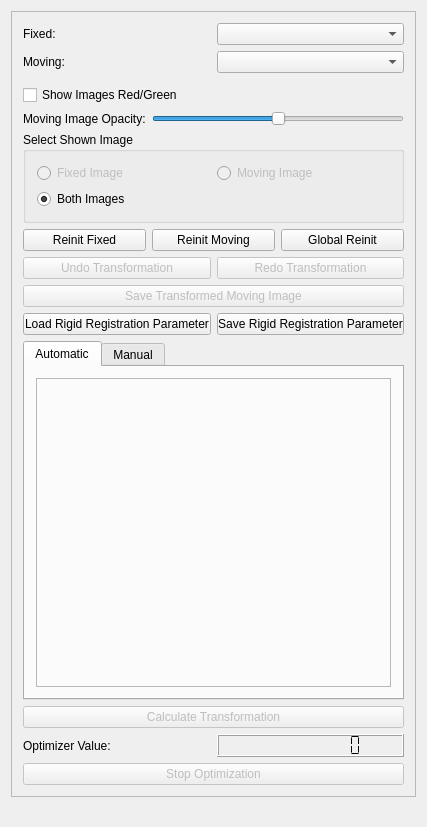
Qt form Modules/Bundles/org.mitk.gui.qt.rigidregistration/src/internal/QmitkRigidRegistrationViewControls.ui (MITK/MITK) before a commit.
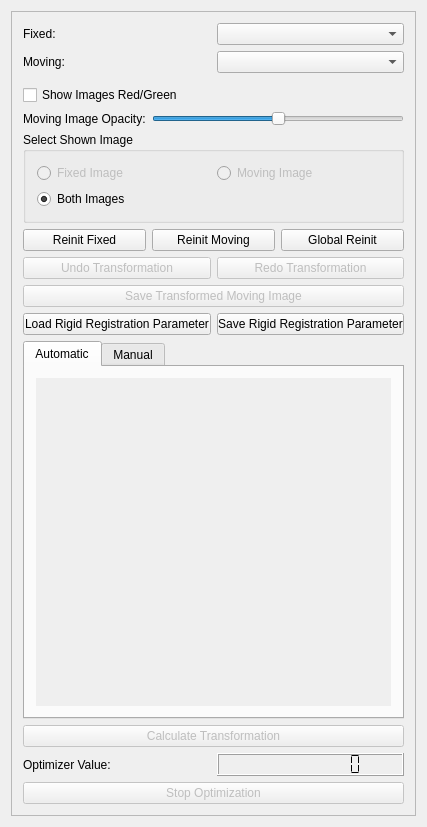
The same form after that commit. Custom widgets are drawn as their Qt base class.

Patch:
```diff
--- a/Modules/Bundles/org.mitk.gui.qt.rigidregistration/src/internal/QmitkRigidRegistrationViewControls.ui
+++ b/Modules/Bundles/org.mitk.gui.qt.rigidregistration/src/internal/QmitkRigidRegistrationViewControls.ui
@@ -302,7 +302,7 @@
       <item>
        <widget class="QTabWidget" name="m_RigidTransform">
         <property name="sizePolicy">
-         <sizepolicy hsizetype="Preferred" vsizetype="Preferred">
+         <sizepolicy hsizetype="Preferred" vsizetype="Expanding">
           <horstretch>0</horstretch>
           <verstretch>0</verstretch>
          </sizepolicy>
@@ -316,22 +316,38 @@
          </attribute>
          <layout class="QVBoxLayout" name="verticalLayout_8">
           <item>
-           <widget class="QFrame" name="frame">
+           <widget class="QScrollArea" name="frame">
             <property name="frameShape">
-             <enum>QFrame::StyledPanel</enum>
+             <enum>QFrame::NoFrame</enum>
             </property>
-            <property name="frameShadow">
-             <enum>QFrame::Raised</enum>
+            <property name="widgetResizable">
+             <bool>true</bool>
             </property>
-            <widget class="QmitkRigidRegistrationSelectorView" name="qmitkRigidRegistrationSelector1" native="true">
+            <widget class="QWidget" name="scrollAreaWidgetContents_2">
              <property name="geometry">
               <rect>
-               <x>10</x>
-               <y>10</y>
-               <width>351</width>
-               <height>301</height>
+               <x>0</x>
+               <y>0</y>
+               <width>365</width>
+               <height>328</height>
               </rect>
              </property>
+             <widget class="QmitkRigidRegistrationSelectorView" name="qmitkRigidRegistrationSelector1" native="true">
+              <property name="geometry">
+               <rect>
+                <x>0</x>
+                <y>0</y>
+                <width>361</width>
+                <height>321</height>
+               </rect>
+              </property>
+              <property name="sizePolicy">
+               <sizepolicy hsizetype="Preferred" vsizetype="Expanding">
+                <horstretch>0</horstretch>
+                <verstretch>0</verstretch>
+               </sizepolicy>
+              </property>
+             </widget>
             </widget>
            </widget>
           </item>
@@ -673,22 +689,6 @@
      </layout>
     </widget>
    </item>
-   <item>
-    <spacer name="spacer2">
-     <property name="orientation">
-      <enum>Qt::Vertical</enum>
-     </property>
-     <property name="sizeType">
-      <enum>QSizePolicy::Expanding</enum>
-     </property>
-     <property name="sizeHint" stdset="0">
-      <size>
-       <width>20</width>
-       <height>16</height>
-      </size>
-     </property>
-    </spacer>
-   </item>
   </layout>
  </widget>
  <layoutdefault spacing="6" margin="11"/>
```
